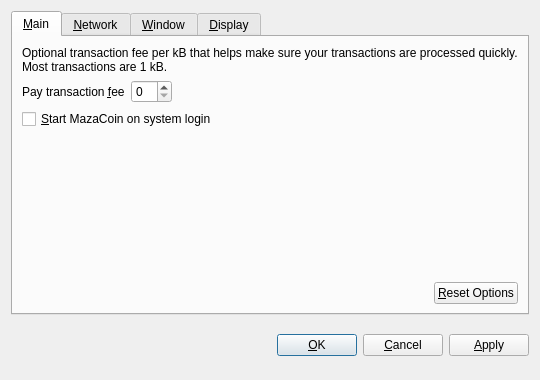
First picture: the form in src/qt/forms/optionsdialog.ui, repository MazaCoin/MazaCoin, before the edit.
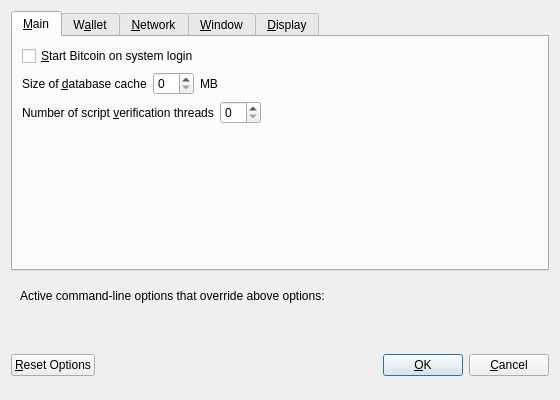
Second picture: the form after the edit. Custom widgets are drawn as their Qt base class.

Patch:
```diff
--- a/src/qt/forms/optionsdialog.ui
+++ b/src/qt/forms/optionsdialog.ui
@@ -6,8 +6,8 @@
    <rect>
     <x>0</x>
     <y>0</y>
-    <width>540</width>
-    <height>380</height>
+    <width>560</width>
+    <height>400</height>
    </rect>
   </property>
   <property name="windowTitle">
@@ -19,9 +19,6 @@
   <layout class="QVBoxLayout" name="verticalLayout">
    <item>
     <widget class="QTabWidget" name="tabWidget">
-     <property name="tabPosition">
-      <enum>QTabWidget::North</enum>
-     </property>
      <property name="currentIndex">
       <number>0</number>
      </property>
@@ -31,6 +28,116 @@
       </attribute>
       <layout class="QVBoxLayout" name="verticalLayout_Main">
        <item>
+        <widget class="QCheckBox" name="bitcoinAtStartup">
+         <property name="toolTip">
+          <string>Automatically start Bitcoin after logging in to the system.</string>
+         </property>
+         <property name="text">
+          <string>&amp;Start Bitcoin on system login</string>
+         </property>
+        </widget>
+       </item>
+       <item>
+        <layout class="QHBoxLayout" name="horizontalLayout_2_Main">
+         <item>
+          <widget class="QLabel" name="databaseCacheLabel">
+           <property name="text">
+            <string>Size of &amp;database cache</string>
+           </property>
+           <property name="textFormat">
+            <enum>Qt::PlainText</enum>
+           </property>
+           <property name="buddy">
+            <cstring>databaseCache</cstring>
+           </property>
+          </widget>
+         </item>
+         <item>
+          <widget class="QSpinBox" name="databaseCache"/>
+         </item>
+         <item>
+          <widget class="QLabel" name="databaseCacheUnitLabel">
+           <property name="text">
+            <string>MB</string>
+           </property>
+           <property name="textFormat">
+            <enum>Qt::PlainText</enum>
+           </property>
+          </widget>
+         </item>
+         <item>
+          <spacer name="horizontalSpacer_2_Main">
+           <property name="orientation">
+            <enum>Qt::Horizontal</enum>
+           </property>
+           <property name="sizeHint" stdset="0">
+            <size>
+             <width>40</width>
+             <height>20</height>
+            </size>
+           </property>
+          </spacer>
+         </item>
+        </layout>
+       </item>
+       <item>
+        <layout class="QHBoxLayout" name="horizontalLayout_3_Main">
+         <item>
+          <widget class="QLabel" name="threadsScriptVerifLabel">
+           <property name="text">
+            <string>Number of script &amp;verification threads</string>
+           </property>
+           <property name="textFormat">
+            <enum>Qt::PlainText</enum>
+           </property>
+           <property name="buddy">
+            <cstring>threadsScriptVerif</cstring>
+           </property>
+          </widget>
+         </item>
+         <item>
+          <widget class="QSpinBox" name="threadsScriptVerif">
+           <property name="toolTip">
+            <string>(0 = auto, &lt;0 = leave that many cores free)</string>
+           </property>
+          </widget>
+         </item>
+         <item>
+          <spacer name="horizontalSpacer_3_Main">
+           <property name="orientation">
+            <enum>Qt::Horizontal</enum>
+           </property>
+           <property name="sizeHint" stdset="0">
+            <size>
+             <width>40</width>
+             <height>20</height>
+            </size>
+           </property>
+          </spacer>
+         </item>
+        </layout>
+       </item>
+       <item>
+        <spacer name="verticalSpacer_Main">
+         <property name="orientation">
+          <enum>Qt::Vertical</enum>
+         </property>
+         <property name="sizeHint" stdset="0">
+          <size>
+           <width>20</width>
+           <height>40</height>
+          </size>
+         </property>
+        </spacer>
+       </item>
+      </layout>
+     </widget>
+     <widget class="QWidget" name="tabWallet">
+      <attribute name="title">
+       <string>W&amp;allet</string>
+      </attribute>
+      <layout class="QVBoxLayout" name="verticalLayout_Wallet">
+       <item>
         <widget class="QLabel" name="transactionFeeInfoLabel">
          <property name="text">
           <string>Optional transaction fee per kB that helps make sure your transactions are processed quickly. Most transactions are 1 kB.</string>
@@ -44,7 +151,7 @@
         </widget>
        </item>
        <item>
-        <layout class="QHBoxLayout" name="horizontalLayout_1_Main">
+        <layout class="QHBoxLayout" name="horizontalLayout_1_Wallet">
          <item>
           <widget class="QLabel" name="transactionFeeLabel">
            <property name="text">
@@ -77,17 +184,7 @@
         </layout>
        </item>
        <item>
-        <widget class="QCheckBox" name="bitcoinAtStartup">
-         <property name="toolTip">
-          <string>Automatically start MazaCoin after logging in to the system.</string>
-         </property>
-         <property name="text">
-          <string>&amp;Start MazaCoin on system login</string>
-         </property>
-        </widget>
-       </item>
-       <item>
-        <spacer name="verticalSpacer_Main">
+        <spacer name="verticalSpacer_Wallet">
          <property name="orientation">
           <enum>Qt::Vertical</enum>
          </property>
@@ -100,34 +197,33 @@
         </spacer>
        </item>
        <item>
-        <layout class="QHBoxLayout" name="horizontalLayout_2_Main">
-         <item>
-          <spacer name="horizontalSpacer_2_Main">
-           <property name="orientation">
-            <enum>Qt::Horizontal</enum>
-           </property>
-           <property name="sizeHint" stdset="0">
-            <size>
-             <width>40</width>
-             <height>20</height>
-            </size>
-           </property>
-          </spacer>
-         </item>
-         <item>
-          <widget class="QPushButton" name="resetButton">
-           <property name="toolTip">
-            <string>Reset all client options to default.</string>
-           </property>
-           <property name="text">
-            <string>&amp;Reset Options</string>
-           </property>
-           <property name="autoDefault">
-            <bool>false</bool>
-           </property>
-          </widget>
-         </item>
-        </layout>
+        <widget class="QGroupBox" name="groupBox">
+         <property name="title">
+          <string>Expert</string>
+         </property>
+         <layout class="QVBoxLayout" name="verticalLayout_2">
+          <item>
+           <widget class="QCheckBox" name="coinControlFeatures">
+            <property name="toolTip">
+             <string>Whether to show coin control features or not.</string>
+            </property>
+            <property name="text">
+             <string>Enable coin &amp;control features</string>
+            </property>
+           </widget>
+          </item>
+          <item>
+           <widget class="QCheckBox" name="spendZeroConfChange">
+            <property name="toolTip">
+             <string>If you disable the spending of unconfirmed change, the change from a transaction cannot be used until that transaction has at least one confirmation. This also affects how your balance is computed.</string>
+            </property>
+            <property name="text">
+             <string>&amp;Spend unconfirmed change</string>
+            </property>
+           </widget>
+          </item>
+         </layout>
+        </widget>
        </item>
       </layout>
      </widget>
@@ -380,8 +476,67 @@
      </widget>
     </widget>
    </item>
+   <item>
+    <widget class="QFrame" name="frame">
+     <layout class="QVBoxLayout" name="verticalLayout_Bottom">
+      <item>
+       <layout class="QHBoxLayout" name="horizontalLayout_Bottom">
+        <item>
+         <widget class="QLabel" name="overriddenByCommandLineInfoLabel">
+          <property name="text">
+           <string>Active command-line options that override above options:</string>
+          </property>
+          <property name="textFormat">
+           <enum>Qt::PlainText</enum>
+          </property>
+         </widget>
+        </item>
+        <item>
+         <spacer name="horizontalSpacer_Bottom">
+          <property name="orientation">
+           <enum>Qt::Horizontal</enum>
+          </property>
+          <property name="sizeHint" stdset="0">
+           <size>
+            <width>40</width>
+            <height>20</height>
+           </size>
+          </property>
+         </spacer>
+        </item>
+       </layout>
+      </item>
+      <item>
+       <widget class="QLabel" name="overriddenByCommandLineLabel">
+        <property name="text">
+         <string/>
+        </property>
+        <property name="textFormat">
+         <enum>Qt::PlainText</enum>
+        </property>
+        <property name="wordWrap">
+         <bool>true</bool>
+        </property>
+       </widget>
+      </item>
+     </layout>
+    </widget>
+   </item>
    <item>
     <layout class="QHBoxLayout" name="horizontalLayout_Buttons">
+     <item>
+      <widget class="QPushButton" name="resetButton">
+       <property name="toolTip">
+        <string>Reset all client options to default.</string>
+       </property>
+       <property name="text">
+        <string>&amp;Reset Options</string>
+       </property>
+       <property name="autoDefault">
+        <bool>false</bool>
+       </property>
+      </widget>
+     </item>
      <item>
       <spacer name="horizontalSpacer_1">
        <property name="orientation">
@@ -397,6 +552,12 @@
      </item>
      <item>
       <widget class="QLabel" name="statusLabel">
+       <property name="minimumSize">
+        <size>
+         <width>200</width>
+         <height>0</height>
+        </size>
+       </property>
        <property name="font">
         <font>
          <weight>75</weight>
@@ -444,16 +605,6 @@
        </property>
       </widget>
      </item>
-     <item>
-      <widget class="QPushButton" name="applyButton">
-       <property name="text">
-        <string>&amp;Apply</string>
-       </property>
-       <property name="autoDefault">
-        <bool>false</bool>
-       </property>
-      </widget>
-     </item>
     </layout>
    </item>
   </layout>
@@ -461,19 +612,20 @@
  <customwidgets>
   <customwidget>
    <class>BitcoinAmountField</class>
-   <extends>QSpinBox</extends>
+   <extends>QLineEdit</extends>
    <header>bitcoinamountfield.h</header>
+   <container>1</container>
+  </customwidget>
+  <customwidget>
+   <class>QValidatedLineEdit</class>
+   <extends>QLineEdit</extends>
+   <header>qvalidatedlineedit.h</header>
   </customwidget>
   <customwidget>
    <class>QValueComboBox</class>
    <extends>QComboBox</extends>
    <header>qvaluecombobox.h</header>
   </customwidget>
-  <customwidget>
-   <class>QValidatedLineEdit</class>
-   <extends>QLineEdit</extends>
-   <header>qvalidatedlineedit.h</header>
-  </customwidget>
  </customwidgets>
  <resources/>
  <connections/>
```
Left out of the diff: 88 changed lines with no effect on the pictures.
